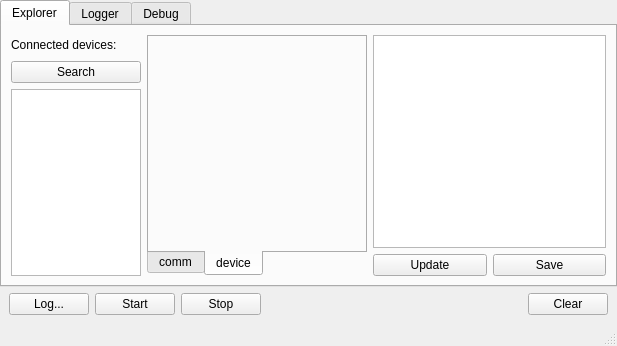
Old version of the form gui/qkexplorerwidget.ui in the repository QkThings/qkdaemon_old.
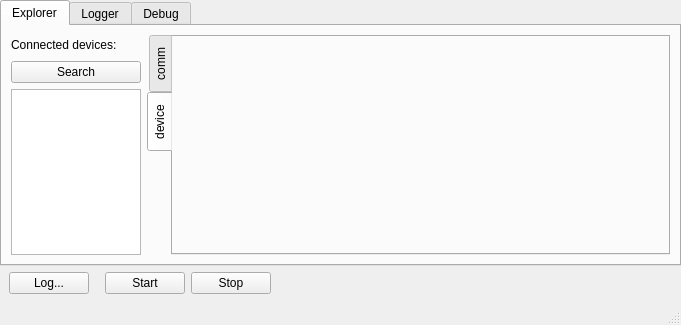
New version of the form. The open tabs and pages were chosen to show the change. Custom widgets are drawn as their Qt base class.

What changed in the file:
```diff
--- a/gui/qkexplorerwidget.ui
+++ b/gui/qkexplorerwidget.ui
@@ -6,8 +6,8 @@
    <rect>
     <x>0</x>
     <y>0</y>
-    <width>617</width>
-    <height>346</height>
+    <width>681</width>
+    <height>325</height>
    </rect>
   </property>
   <property name="windowTitle">
@@ -38,10 +38,7 @@
        </attribute>
        <layout class="QHBoxLayout" name="horizontalLayout_6">
         <item>
-         <layout class="QVBoxLayout" name="verticalLayout_6">
-          <property name="sizeConstraint">
-           <enum>QLayout::SetFixedSize</enum>
-          </property>
+         <layout class="QVBoxLayout" name="verticalLayout_8">
           <item>
            <layout class="QHBoxLayout" name="horizontalLayout_2">
             <item>
@@ -71,9 +68,6 @@
           </item>
           <item>
            <layout class="QVBoxLayout" name="verticalLayout_5">
-            <property name="sizeConstraint">
-             <enum>QLayout::SetFixedSize</enum>
-            </property>
             <item>
              <widget class="QPushButton" name="search_button">
               <property name="text">
@@ -83,6 +77,12 @@
             </item>
             <item>
              <widget class="QListWidget" name="explorerList">
+              <property name="sizePolicy">
+               <sizepolicy hsizetype="Fixed" vsizetype="Expanding">
+                <horstretch>0</horstretch>
+                <verstretch>0</verstretch>
+               </sizepolicy>
+              </property>
               <property name="minimumSize">
                <size>
                 <width>130</width>
@@ -102,19 +102,7 @@
          </layout>
         </item>
         <item>
-         <widget class="QStackedWidget" name="stackedWidget_2">
-          <property name="minimumSize">
-           <size>
-            <width>220</width>
-            <height>0</height>
-           </size>
-          </property>
-          <property name="maximumSize">
-           <size>
-            <width>220</width>
-            <height>16777215</height>
-           </size>
-          </property>
+         <widget class="QStackedWidget" name="stackedPanels">
           <property name="currentIndex">
            <number>0</number>
           </property>
@@ -132,22 +120,32 @@
             <property name="bottomMargin">
              <number>0</number>
             </property>
+           </layout>
+          </widget>
+          <widget class="QWidget" name="nodePage">
+           <layout class="QVBoxLayout" name="verticalLayout_6">
+            <property name="leftMargin">
+             <number>0</number>
+            </property>
+            <property name="topMargin">
+             <number>0</number>
+            </property>
+            <property name="rightMargin">
+             <number>0</number>
+            </property>
+            <property name="bottomMargin">
+             <number>0</number>
+            </property>
             <item>
              <widget class="QTabWidget" name="nodeTabWidget">
-              <property name="minimumSize">
-               <size>
-                <width>220</width>
-                <height>0</height>
-               </size>
-              </property>
-              <property name="maximumSize">
-               <size>
-                <width>220</width>
-                <height>16777215</height>
-               </size>
+              <property name="sizePolicy">
+               <sizepolicy hsizetype="Expanding" vsizetype="Expanding">
+                <horstretch>1</horstretch>
+                <verstretch>0</verstretch>
+               </sizepolicy>
               </property>
               <property name="tabPosition">
-               <enum>QTabWidget::South</enum>
+               <enum>QTabWidget::West</enum>
               </property>
               <property name="currentIndex">
                <number>0</number>
@@ -166,7 +164,19 @@
                <attribute name="title">
                 <string>device</string>
                </attribute>
-               <layout class="QVBoxLayout" name="verticalLayout_8">
+               <layout class="QHBoxLayout" name="horizontalLayout_7">
+                <property name="leftMargin">
+                 <number>0</number>
+                </property>
+                <property name="topMargin">
+                 <number>0</number>
+                </property>
+                <property name="rightMargin">
+                 <number>0</number>
+                </property>
+                <property name="bottomMargin">
+                 <number>0</number>
+                </property>
                 <item>
                  <widget class="BoardPanel" name="deviceBoardPanel" native="true"/>
                 </item>
@@ -179,62 +189,6 @@
           <widget class="QWidget" name="page_2"/>
          </widget>
         </item>
-        <item>
-         <layout class="QVBoxLayout" name="verticalLayout_4">
-          <item>
-           <widget class="CPropertyBrowser" name="explorerTreeRight">
-            <property name="alternatingRowColors">
-             <bool>false</bool>
-            </property>
-            <property name="columnCount">
-             <number>3</number>
-            </property>
-            <attribute name="headerVisible">
-             <bool>false</bool>
-            </attribute>
-            <attribute name="headerDefaultSectionSize">
-             <number>20</number>
-            </attribute>
-            <attribute name="headerStretchLastSection">
-             <bool>false</bool>
-            </attribute>
-            <column>
-             <property name="text">
-              <string notr="true">1</string>
-             </property>
-            </column>
-            <column>
-             <property name="text">
-              <string notr="true">2</string>
-             </property>
-            </column>
-            <column>
-             <property name="text">
-              <string notr="true">3</string>
-             </property>
-            </column>
-           </widget>
-          </item>
-          <item>
-           <layout class="QHBoxLayout" name="horizontalLayout_3">
-            <item>
-             <widget class="QPushButton" name="update_button">
-              <property name="text">
-               <string>Update</string>
-              </property>
-             </widget>
-            </item>
-            <item>
-             <widget class="QPushButton" name="save_button">
-              <property name="text">
-               <string>Save</string>
-              </property>
-             </widget>
-            </item>
-           </layout>
-          </item>
-         </layout>
-        </item>
        </layout>
       </widget>
       <widget class="QWidget" name="loggerTab">
@@ -452,20 +406,6 @@
         </property>
        </widget>
       </item>
-      <item>
-       <widget class="QPushButton" name="start_button">
-        <property name="text">
-         <string>Start</string>
-        </property>
-       </widget>
-      </item>
-      <item>
-       <widget class="QPushButton" name="stop_button">
-        <property name="text">
-         <string>Stop</string>
-        </property>
-       </widget>
-      </item>
       <item>
        <spacer name="horizontalSpacer_5">
         <property name="orientation">
@@ -482,6 +422,20 @@
         </property>
        </spacer>
       </item>
+      <item>
+       <widget class="QPushButton" name="start_button">
+        <property name="text">
+         <string>Start</string>
+        </property>
+       </widget>
+      </item>
+      <item>
+       <widget class="QPushButton" name="stop_button">
+        <property name="text">
+         <string>Stop</string>
+        </property>
+       </widget>
+      </item>
       <item>
        <spacer name="horizontalSpacer_4">
         <property name="orientation">
@@ -495,13 +449,6 @@
         </property>
        </spacer>
       </item>
-      <item>
-       <widget class="QPushButton" name="clear_button">
-        <property name="text">
-         <string>Clear</string>
-        </property>
-       </widget>
-      </item>
      </layout>
     </item>
    </layout>
@@ -519,11 +466,6 @@
   <widget class="QStatusBar" name="statusBar"/>
  </widget>
  <customwidgets>
-  <customwidget>
-   <class>CPropertyBrowser</class>
-   <extends>QTreeWidget</extends>
-   <header>cpropertybrowser.h</header>
-  </customwidget>
   <customwidget>
    <class>pTableWidget</class>
    <extends>QTableWidget</extends>
```
Left out of the diff: 124 changed lines with no effect on the pictures.
